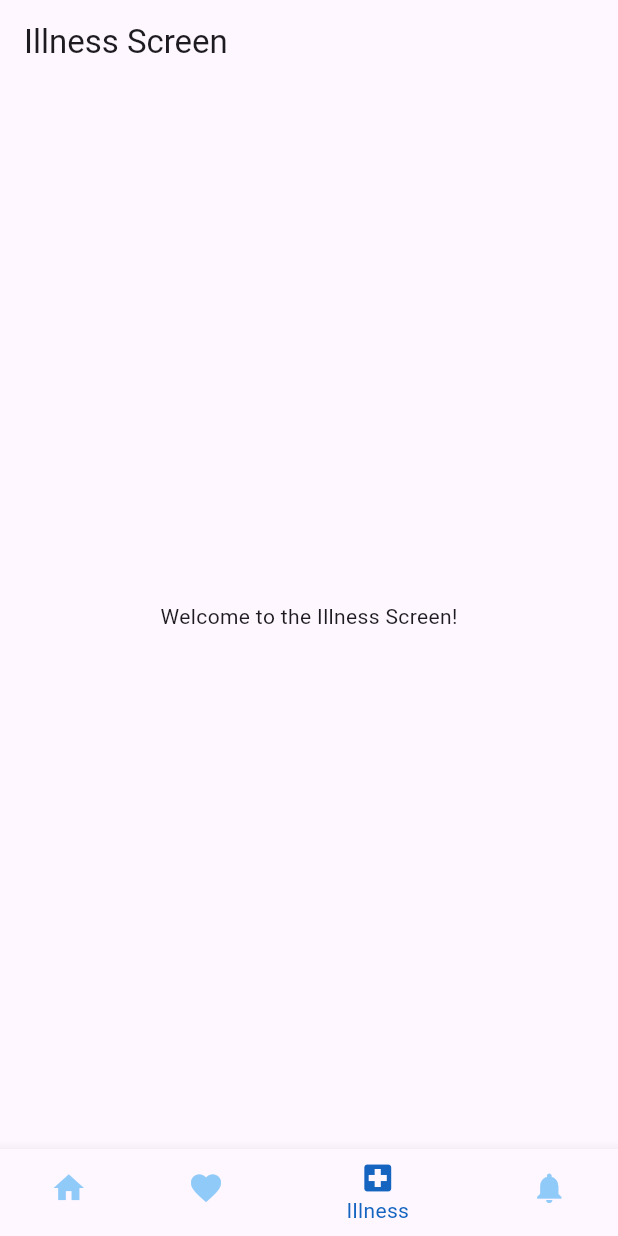
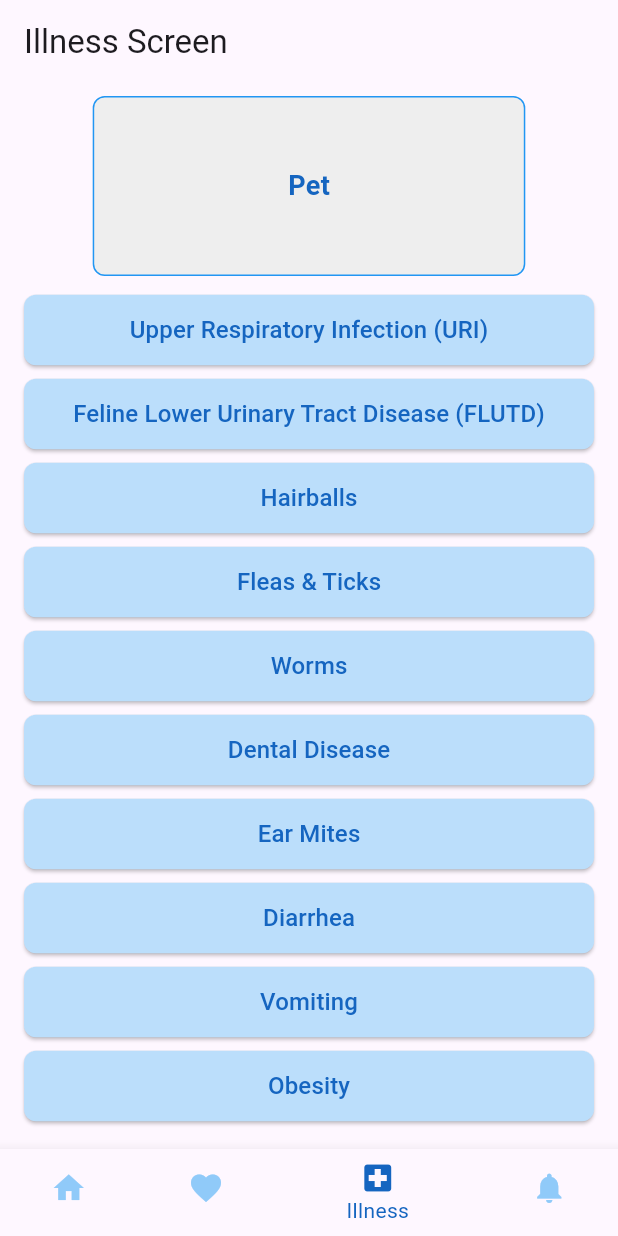
Before and after one commit to fizzahfaizi21/pet_care_app, a Flutter app: the screen it shows after launch, item 3 of the bottom bar chosen, on a phone screen of 412 x 824 dp. Run offline on Flutter 3.47's test engine with Material 3 defaults, Android fonts, the light colour scheme and no system bars.

Commit message:
added pet box and completed the illness screen

```diff
--- a/lib/illness_screen.dart
+++ b/lib/illness_screen.dart
@@ -1,14 +1,88 @@
 import 'package:flutter/material.dart';
+import 'illness_details_screen.dart';
 
 class IllnessScreen extends StatelessWidget {
+  final List<String> illnesses = [
+    "Upper Respiratory Infection (URI)",
+    "Feline Lower Urinary Tract Disease (FLUTD)",
+    "Hairballs",
+    "Fleas & Ticks",
+    "Worms",
+    "Dental Disease",
+    "Ear Mites",
+    "Diarrhea",
+    "Vomiting",
+    "Obesity"
+  ];
+
   @override
   Widget build(BuildContext context) {
     return Scaffold(
       appBar: AppBar(
-        title: Text('Illness Screen'),
+        title: const Text('Illness Screen'),
       ),
-      body: Center(
-        child: Text('Welcome to the Illness Screen!'),
+      body: Column(
+        children: [
+          // Pet placeholder rectangle
+          Container(
+            width: MediaQuery.of(context).size.width * 0.7,
+            height: 120,
+            margin: const EdgeInsets.symmetric(horizontal: 16, vertical: 8),
+            decoration: BoxDecoration(
+              color: Colors.grey[200],
+              borderRadius: BorderRadius.circular(8),
+              border: Border.all(color: Colors.blue),
+            ),
+            child: Center(
+              child: Text(
+                'Pet',
+                style: TextStyle(
+                  fontSize: 18,
+                  fontWeight: FontWeight.bold,
+                  color: Colors.blue[800],
+                ),
+              ),
+            ),
+          ),
+
+          // Scrollable list of illness buttons
+          Expanded(
+            child: ListView.builder(
+              itemCount: illnesses.length,
+              itemBuilder: (context, index) {
+                return Padding(
+                  padding: const EdgeInsets.symmetric(horizontal: 16, vertical: 4),
+                  child: ElevatedButton(
+                    style: ElevatedButton.styleFrom(
+                      backgroundColor: Colors.blue[100],
+                      foregroundColor: Colors.blue[800],
+                      shape: RoundedRectangleBorder(
+                        borderRadius: BorderRadius.circular(8),
+                      ),
+                    ),
+                    onPressed: () { // Ensure this is recognized
+                      Navigator.push(
+                        context,
+                        MaterialPageRoute(
+                          builder: (context) => IllnessDetailsScreen(
+                            illnessName: illnesses[index],
+                          ),
+                        ),
+                      );
+                    },
+                    child: Padding(
+                      padding: const EdgeInsets.symmetric(vertical: 12),
+                      child: Text(
+                        illnesses[index],
+                        style: const TextStyle(fontSize: 16),
+                      ),
+                    ),
+                  ),
+                );
+              },
+            ),
+          ),
+        ],
       ),
     );
   }
```
Also changed, not shown: lib/care_screen.dart (+29 -2 lines), lib/home_screen.dart (+29 -2 lines), lib/illness_details_screen.dart (added, +124 -0 lines), lib/reminders_screen.dart (+29 -2 lines).
